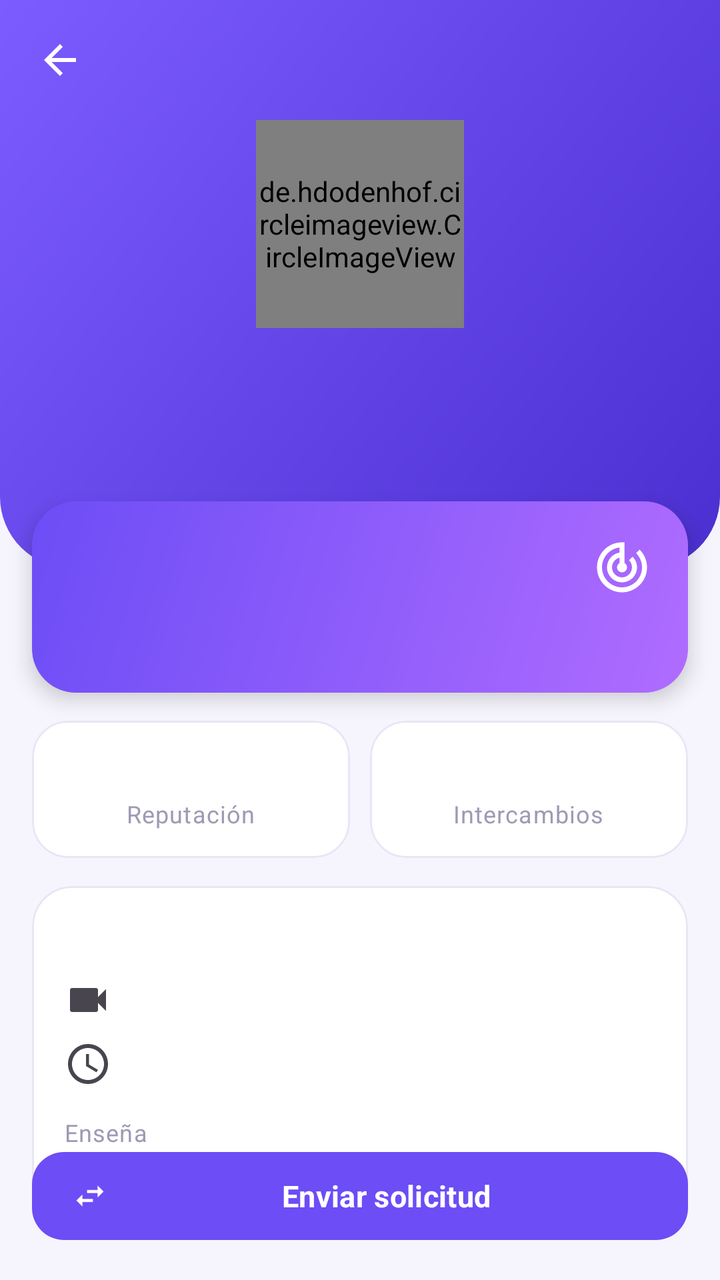
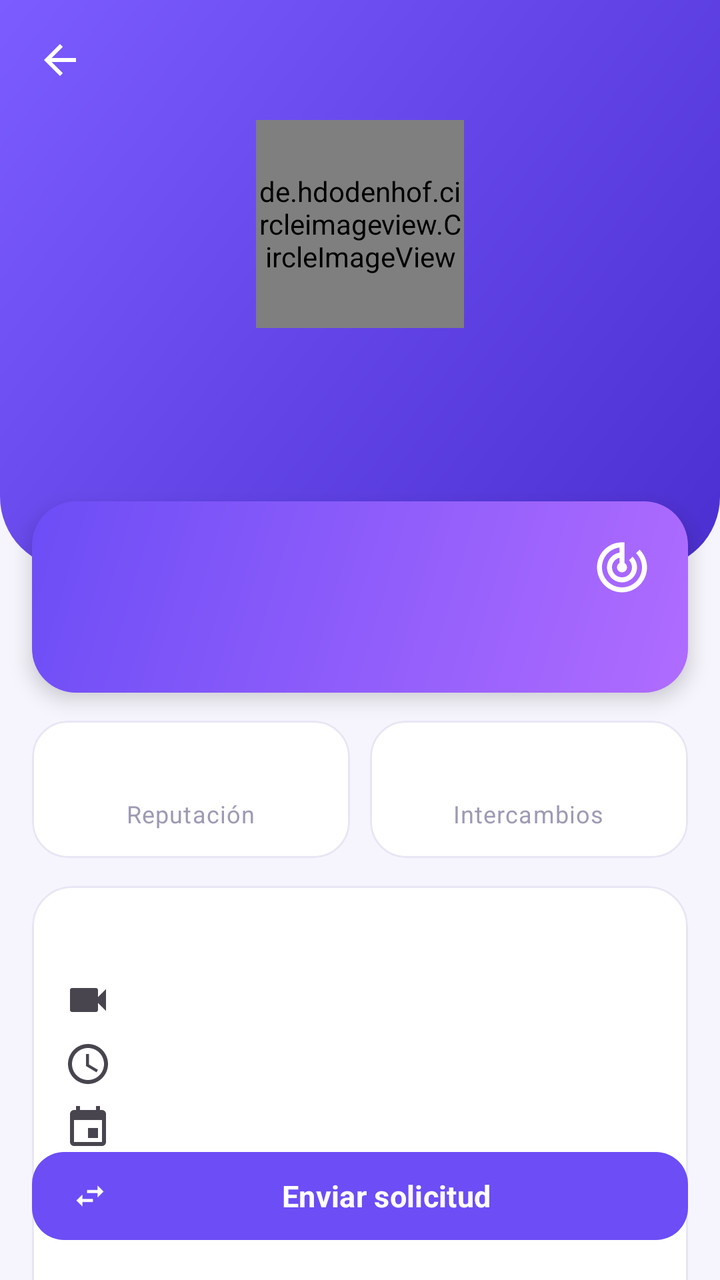

Screens rendered from an Android XML layout before and after an edit, with the pre-edit source and the edit as a unified diff.
<!-- AndroidManifest.xml: application theme Theme.SkillSwap -->
<!-- res/layout/activity_user_profile.xml -->
<?xml version="1.0" encoding="utf-8"?>
<androidx.coordinatorlayout.widget.CoordinatorLayout
    xmlns:android="http://schemas.android.com/apk/res/android"
    xmlns:app="http://schemas.android.com/apk/res-auto"
    android:layout_width="match_parent"
    android:layout_height="match_parent"
    android:background="?android:colorBackground">

    <androidx.core.widget.NestedScrollView
        android:layout_width="match_parent"
        android:layout_height="match_parent"
        android:clipToPadding="false"
        android:paddingBottom="90dp">

        <LinearLayout
            android:layout_width="match_parent"
            android:layout_height="wrap_content"
            android:orientation="vertical">

            <RelativeLayout
                android:layout_width="match_parent"
                android:layout_height="wrap_content"
                android:background="@drawable/bg_header_curve"
                android:paddingBottom="46dp">

                <ImageButton
                    android:id="@+id/btnBack"
                    android:layout_width="44dp"
                    android:layout_height="44dp"
                    android:layout_margin="8dp"
                    android:background="?attr/selectableItemBackgroundBorderless"
                    android:contentDescription="@string/back"
                    android:src="@drawable/ic_arrow_back"
                    app:tint="@color/white" />

                <LinearLayout
                    android:layout_width="match_parent"
                    android:layout_height="wrap_content"
                    android:layout_below="@id/btnBack"
                    android:gravity="center_horizontal"
                    android:orientation="vertical">

                    <de.hdodenhof.circleimageview.CircleImageView
                        android:id="@+id/imgAvatar"
                        android:layout_width="104dp"
                        android:layout_height="104dp"
                        android:src="@drawable/ic_avatar_placeholder"
                        app:civ_border_color="#66FFFFFF"
                        app:civ_border_width="3dp" />

                    <TextView
                        android:id="@+id/txtName"
                        android:layout_width="match_parent"
                        android:layout_height="wrap_content"
                        android:layout_marginTop="12dp"
                        android:gravity="center"
                        android:textColor="@color/white"
                        android:textSize="21sp"
                        android:textStyle="bold" />

                    <TextView
                        android:id="@+id/txtAcademic"
                        android:layout_width="match_parent"
                        android:layout_height="wrap_content"
                        android:alpha="0.9"
                        android:gravity="center"
                        android:textColor="@color/white"
                        android:textSize="13sp" />

                    <TextView
                        android:id="@+id/txtUniversity"
                        android:layout_width="match_parent"
                        android:layout_height="wrap_content"
                        android:alpha="0.8"
                        android:gravity="center"
                        android:textColor="@color/white"
                        android:textSize="12sp" />
                </LinearLayout>
            </RelativeLayout>

            
            <com.google.android.material.card.MaterialCardView
                android:id="@+id/cardMatch"
                android:layout_width="match_parent"
                android:layout_height="wrap_content"
                android:layout_marginStart="16dp"
                android:layout_marginTop="-34dp"
                android:layout_marginEnd="16dp"
                app:cardBackgroundColor="@color/transparent"
                app:cardCornerRadius="22dp"
                app:cardElevation="6dp"
                app:strokeWidth="0dp">

                <LinearLayout
                    android:layout_width="match_parent"
                    android:layout_height="wrap_content"
                    android:background="@drawable/bg_gradient_match"
                    android:orientation="vertical"
                    android:padding="18dp">

                    <LinearLayout
                        android:layout_width="match_parent"
                        android:layout_height="wrap_content"
                        android:gravity="center_vertical"
                        android:orientation="horizontal">

                        <TextView
                            android:id="@+id/txtScore"
                            android:layout_width="0dp"
                            android:layout_height="wrap_content"
                            android:layout_weight="1"
                            android:textColor="@color/white"
                            android:textSize="22sp"
                            android:textStyle="bold" />

                        <ImageView
                            android:layout_width="30dp"
                            android:layout_height="30dp"
                            android:contentDescription="@null"
                            android:src="@drawable/ic_target"
                            app:tint="@color/white" />
                    </LinearLayout>

                    <TextView
                        android:id="@+id/txtScoreLabel"
                        android:layout_width="match_parent"
                        android:layout_height="wrap_content"
                        android:alpha="0.9"
                        android:textColor="@color/white"
                        android:textSize="13sp" />

                    <LinearLayout
                        android:id="@+id/containerReasons"
                        android:layout_width="match_parent"
                        android:layout_height="wrap_content"
                        android:layout_marginTop="12dp"
                        android:orientation="vertical" />
                </LinearLayout>
            </com.google.android.material.card.MaterialCardView>

            
            <LinearLayout
                android:layout_width="match_parent"
                android:layout_height="wrap_content"
                android:layout_marginStart="16dp"
                android:layout_marginTop="14dp"
                android:layout_marginEnd="16dp"
                android:orientation="horizontal">

                <com.google.android.material.card.MaterialCardView
                    android:layout_width="0dp"
                    android:layout_height="wrap_content"
                    android:layout_weight="1"
                    app:cardCornerRadius="18dp"
                    app:cardElevation="0dp"
                    app:strokeWidth="1dp">

                    <LinearLayout
                        android:layout_width="match_parent"
                        android:layout_height="wrap_content"
                        android:gravity="center"
                        android:orientation="vertical"
                        android:padding="14dp">

                        <TextView
                            android:id="@+id/txtReputation"
                            android:layout_width="wrap_content"
                            android:layout_height="wrap_content"
                            android:textColor="@color/star_gold"
                            android:textSize="18sp"
                            android:textStyle="bold" />

                        <TextView
                            android:layout_width="wrap_content"
                            android:layout_height="wrap_content"
                            android:text="@string/lbl_reputation"
                            android:textAppearance="@style/TextAppearance.SkillSwap.Caption" />
                    </LinearLayout>
                </com.google.android.material.card.MaterialCardView>

                <com.google.android.material.card.MaterialCardView
                    android:layout_width="0dp"
                    android:layout_height="wrap_content"
                    android:layout_marginStart="10dp"
                    android:layout_weight="1"
                    app:cardCornerRadius="18dp"
                    app:cardElevation="0dp"
                    app:strokeWidth="1dp">

                    <LinearLayout
                        android:layout_width="match_parent"
                        android:layout_height="wrap_content"
                        android:gravity="center"
                        android:orientation="vertical"
                        android:padding="14dp">

                        <TextView
                            android:id="@+id/txtExchanges"
                            android:layout_width="wrap_content"
                            android:layout_height="wrap_content"
                            android:textColor="@color/brand_primary"
                            android:textSize="18sp"
                            android:textStyle="bold" />

                        <TextView
                            android:layout_width="wrap_content"
                            android:layout_height="wrap_content"
                            android:text="@string/lbl_exchanges"
                            android:textAppearance="@style/TextAppearance.SkillSwap.Caption" />
                    </LinearLayout>
                </com.google.android.material.card.MaterialCardView>
            </LinearLayout>

            
            <com.google.android.material.card.MaterialCardView
                android:layout_width="match_parent"
                android:layout_height="wrap_content"
                android:layout_marginStart="16dp"
                android:layout_marginTop="14dp"
                android:layout_marginEnd="16dp"
                app:cardCornerRadius="20dp"
                app:cardElevation="0dp"
                app:strokeWidth="1dp">

                <LinearLayout
                    android:layout_width="match_parent"
                    android:layout_height="wrap_content"
                    android:orientation="vertical"
                    android:padding="16dp">

                    <TextView
                        android:id="@+id/txtDescription"
                        android:layout_width="match_parent"
                        android:layout_height="wrap_content"
                        android:lineSpacingExtra="3dp"
                        android:textAppearance="@style/TextAppearance.SkillSwap.Body" />

                    <TextView
                        android:id="@+id/txtModality"
                        android:layout_width="match_parent"
                        android:layout_height="wrap_content"
                        android:layout_marginTop="10dp"
                        android:drawablePadding="8dp"
                        android:textAppearance="@style/TextAppearance.SkillSwap.Body"
                        app:drawableStartCompat="@drawable/ic_video" />

                    <TextView
                        android:id="@+id/txtAvailability"
                        android:layout_width="match_parent"
                        android:layout_height="wrap_content"
                        android:layout_marginTop="8dp"
                        android:drawablePadding="8dp"
                        android:textAppearance="@style/TextAppearance.SkillSwap.Body"
                        app:drawableStartCompat="@drawable/ic_clock" />

                    <TextView
                        android:layout_width="wrap_content"
                        android:layout_height="wrap_content"
                        android:layout_marginTop="14dp"
                        android:text="@string/profile_teaches"
                        android:textAppearance="@style/TextAppearance.SkillSwap.Caption" />

                    <com.google.android.material.chip.ChipGroup
                        android:id="@+id/chipsTeach"
                        android:layout_width="match_parent"
                        android:layout_height="wrap_content" />

                    <TextView
                        android:layout_width="wrap_content"
                        android:layout_height="wrap_content"
                        android:layout_marginTop="10dp"
                        android:text="@string/profile_learns"
                        android:textAppearance="@style/TextAppearance.SkillSwap.Caption" />

                    <com.google.android.material.chip.ChipGroup
                        android:id="@+id/chipsLearn"
                        android:layout_width="match_parent"
                        android:layout_height="wrap_content" />
                </LinearLayout>
            </com.google.android.material.card.MaterialCardView>

            
            <TextView
                android:layout_width="wrap_content"
                android:layout_height="wrap_content"
                android:layout_marginStart="20dp"
                android:layout_marginTop="20dp"
                android:text="@string/lbl_ratings_received"
                android:textAppearance="@style/TextAppearance.SkillSwap.Section" />

            <androidx.recyclerview.widget.RecyclerView
                android:id="@+id/rvRatings"
                android:layout_width="match_parent"
                android:layout_height="wrap_content"
                android:layout_marginTop="8dp"
                android:nestedScrollingEnabled="false"
                android:paddingStart="16dp"
                android:paddingEnd="16dp"
                app:layoutManager="androidx.recyclerview.widget.LinearLayoutManager" />

            <TextView
                android:id="@+id/txtNoRatings"
                android:layout_width="match_parent"
                android:layout_height="wrap_content"
                android:layout_marginStart="20dp"
                android:layout_marginEnd="20dp"
                android:text="@string/empty_no_ratings"
                android:textAppearance="@style/TextAppearance.SkillSwap.Body"
                android:visibility="gone" />
        </LinearLayout>
    </androidx.core.widget.NestedScrollView>

    <com.google.android.material.button.MaterialButton
        android:id="@+id/btnRequest"
        style="@style/Widget.SkillSwap.Button"
        android:layout_width="match_parent"
        android:layout_height="wrap_content"
        android:layout_gravity="bottom"
        android:layout_margin="16dp"
        android:text="@string/send_request"
        app:icon="@drawable/ic_swap" />
</androidx.coordinatorlayout.widget.CoordinatorLayout>
<!-- resources referenced by this layout -->
<resources>
  <color name="brand_primary">#6C4DF6</color>
  <color name="star_gold">#FFC107</color>
  <color name="transparent">#00000000</color>
  <color name="white">#FFFFFF</color>
  <string name="back">Volver</string>
  <string name="empty_no_ratings">Todavía no tiene calificaciones.</string>
  <string name="lbl_exchanges">Intercambios</string>
  <string name="lbl_ratings_received">Calificaciones recibidas</string>
  <string name="lbl_reputation">Reputación</string>
  <string name="profile_learns">Quiere aprender</string>
  <string name="profile_teaches">Enseña</string>
  <string name="send_request">Enviar solicitud</string>
  <style name="TextAppearance.SkillSwap.Body" parent="TextAppearance.Material3.BodyMedium">
          <item name="android:textSize">14sp</item>
          <item name="android:textColor">?attr/colorOnSurfaceVariant</item>
      </style>
  <style name="TextAppearance.SkillSwap.Caption" parent="TextAppearance.Material3.BodySmall">
          <item name="android:textSize">12sp</item>
          <item name="android:textColor">@color/text_tertiary</item>
      </style>
  <style name="Theme.SkillSwap" parent="Base.Theme.SkillSwap" />
  <color name="text_tertiary">#9E9AB4</color>
  <color name="text_on_primary">#FFFFFF</color>
  <color name="brand_primary_container">#E9E3FF</color>
  <color name="brand_primary_dark">#4B2FD0</color>
  <color name="brand_secondary">#00D2B8</color>
  <color name="brand_secondary_container">#D2FBF4</color>
  <color name="brand_secondary_dark">#00A892</color>
  <color name="brand_accent">#FF6B6B</color>
  <color name="bg_app">#F6F5FD</color>
  <color name="bg_surface">#FFFFFF</color>
  <color name="bg_surface_variant">#F0EEFB</color>
  <color name="text_primary">#1B1533</color>
  <color name="text_secondary">#6B6785</color>
  <color name="divider">#E8E5F5</color>
  <color name="state_rejected">#EF4444</color>
  <style name="Widget.SkillSwap.Chip" parent="Widget.Material3.Chip.Assist">
          <item name="chipCornerRadius">14dp</item>
          <item name="android:textSize">12sp</item>
          <item name="chipMinHeight">32dp</item>
      </style>
  <style name="Widget.SkillSwap.Toolbar" parent="Widget.Material3.Toolbar">
          <item name="titleTextAppearance">@style/TextAppearance.SkillSwap.Title</item>
          <item name="android:background">@android:color/transparent</item>
      </style>
  <dimen name="radius_md">20dp</dimen>
  <style name="TextAppearance.SkillSwap.NavActive" parent="TextAppearance.Material3.LabelMedium">
          <item name="android:textStyle">bold</item>
          <item name="android:textSize">11sp</item>
      </style>
  <style name="TextAppearance.SkillSwap.NavInactive" parent="TextAppearance.Material3.LabelMedium">
          <item name="android:textSize">11sp</item>
      </style>
  <!-- unchanged entries left out for length: 16 -->
</resources>

<!-- the commit's change to res/layout/activity_user_profile.xml (unified diff, before → after) -->
@@ -252,6 +252,34 @@
                         android:drawablePadding="8dp"
                         android:textAppearance="@style/TextAppearance.SkillSwap.Body"
                         app:drawableStartCompat="@drawable/ic_clock" />
+
+                    
+                    <TextView
+                        android:id="@+id/txtScheduleMatch"
+                        android:layout_width="match_parent"
+                        android:layout_height="wrap_content"
+                        android:layout_marginTop="8dp"
+                        android:drawablePadding="8dp"
+                        android:textAppearance="@style/TextAppearance.SkillSwap.Body"
+                        android:textColor="?attr/colorPrimary"
+                        app:drawableStartCompat="@drawable/ic_calendar" />
+
+                    
+                    <TextView
+                        android:id="@+id/txtReliability"
+                        android:layout_width="match_parent"
+                        android:layout_height="wrap_content"
+                        android:layout_marginTop="8dp"
+                        android:drawablePadding="8dp"
+                        android:textAppearance="@style/TextAppearance.SkillSwap.Body"
+                        app:drawableStartCompat="@drawable/ic_check_circle" />
+
+                    <TextView
+                        android:id="@+id/txtReliabilityDetail"
+                        android:layout_width="match_parent"
+                        android:layout_height="wrap_content"
+                        android:layout_marginStart="28dp"
+                        android:textAppearance="@style/TextAppearance.SkillSwap.Caption" />
 
                     <TextView
                         android:layout_width="wrap_content"
<!-- resource entries referenced after the edit -->
@@ -4,6 +4,28 @@
   <color name="star_gold">#FFC107</color>
   <color name="transparent">#00000000</color>
   <color name="white">#FFFFFF</color>
+  <!-- drawable ic_calendar (drawable) -->
+  <vector xmlns:android="http://schemas.android.com/apk/res/android"
+      android:width="24dp"
+      android:height="24dp"
+      android:viewportWidth="24"
+      android:viewportHeight="24"
+      android:tint="?attr/colorControlNormal">
+      <path
+          android:fillColor="@android:color/white"
+          android:pathData="M17,12h-5v5h5v-5zM16,1v2H8V1H6v2H5c-1.11,0 -1.99,0.9 -1.99,2L3,19c0,1.1 0.89,2 2,2h14c1.1,0 2,-0.9 2,-2V5c0,-1.1 -0.9,-2 -2,-2h-1V1h-2zM19,19H5V8h14v11z" />
+  </vector>
+  <!-- drawable ic_check_circle (drawable) -->
+  <vector xmlns:android="http://schemas.android.com/apk/res/android"
+      android:width="24dp"
+      android:height="24dp"
+      android:viewportWidth="24"
+      android:viewportHeight="24"
+      android:tint="?attr/colorControlNormal">
+      <path
+          android:fillColor="@android:color/white"
+          android:pathData="M12,2C6.48,2 2,6.48 2,12s4.48,10 10,10 10,-4.48 10,-10S17.52,2 12,2zM10,17l-5,-5 1.41,-1.41L10,14.17l7.59,-7.59L19,8l-9,9z" />
+  </vector>
   <string name="back">Volver</string>
   <string name="empty_no_ratings">Todavía no tiene calificaciones.</string>
   <string name="lbl_exchanges">Intercambios</string>
